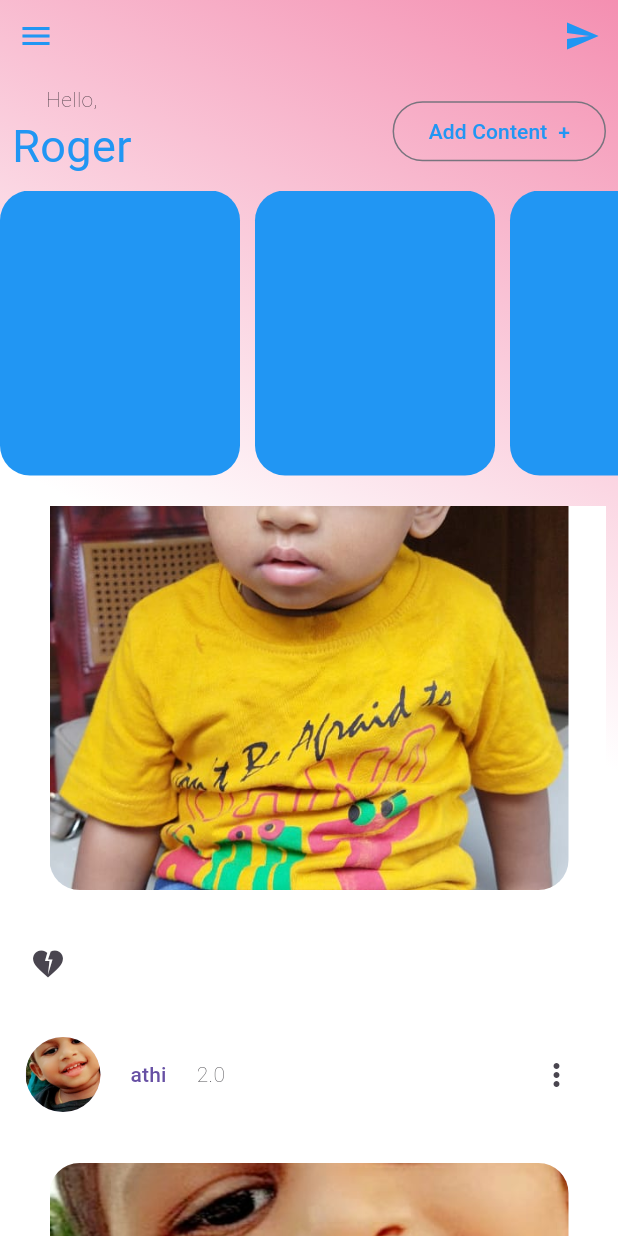
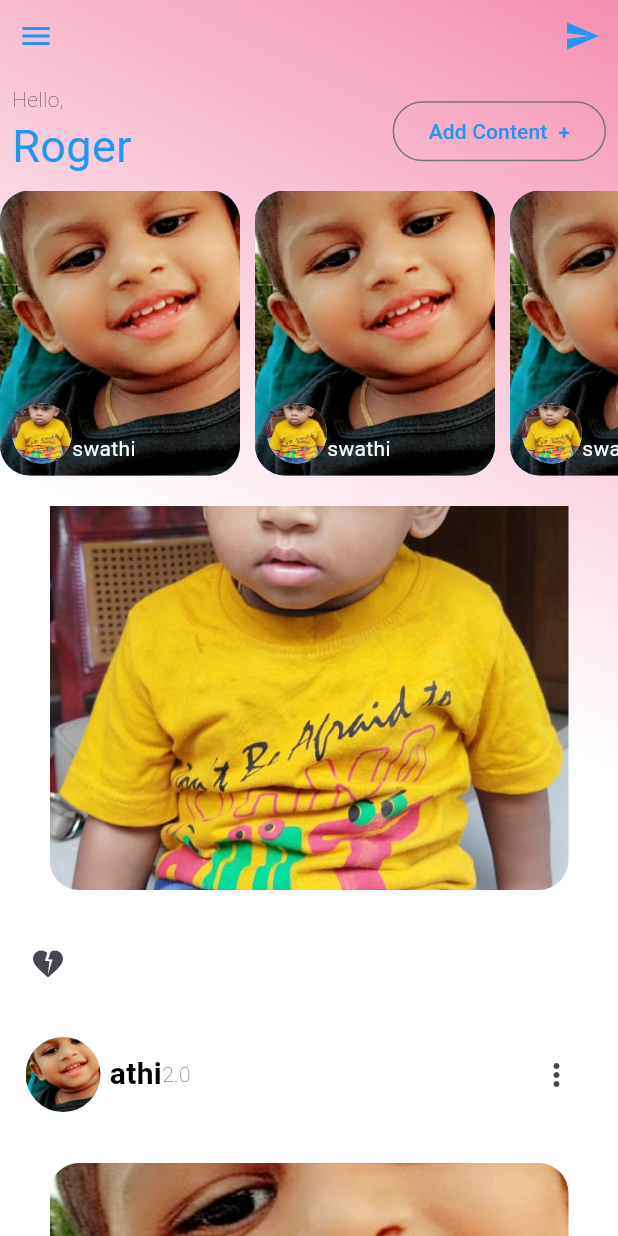
Before and after one commit to Swathi-krishna123/flutter-task1, a Flutter app: the screen it shows after launch, scrolled down 576 dp, on a phone screen of 412 x 824 dp. Run offline on Flutter 3.47's test engine with Material 3 defaults, Android fonts, the phone set to English and light mode, and no system bars.

Commit message:
storytile add

```diff
--- a/lib/main.dart
+++ b/lib/main.dart
@@ -1,6 +1,8 @@
 import 'package:flutter/material.dart';
 import 'package:flutter_task1/data.dart';
+import 'package:flutter_task1/storydata.dart';
 import 'package:flutter_task1/widgets/postile.dart';
+import 'package:flutter_task1/widgets/storytile.dart';
 
 void main() {
   runApp(const MyApp());
@@ -25,6 +27,7 @@ class HomeScreen extends StatelessWidget {
   @override
   Widget build(BuildContext context) {
     Data data=Data();
+    StoryData dataas=StoryData();
     return Scaffold(
       body: Container(
         height: MediaQuery.of(context).size.height,
@@ -56,10 +59,11 @@ class HomeScreen extends StatelessWidget {
             ),
             SafeArea(
               child: Padding(
-                padding: EdgeInsets.all(8.0),
+                padding: const EdgeInsets.all(8.0),
                 child: Row(
                   children: [
-                    Column(
+                    const Column(
+                      crossAxisAlignment: CrossAxisAlignment.start,
                       children: [
                         Text(
                           "Hello,",
@@ -69,12 +73,13 @@ class HomeScreen extends StatelessWidget {
                             style: TextStyle(color: Colors.blue, fontSize: 30)),
                       ],
                     ),
-                    Spacer(),
+
+                    const Spacer(),
                     OutlinedButton(
                         onPressed: () {},
                         child: const Text(
                           "Add Content  +",
-                          style: TextStyle(color: Colors.blue),
+                          style: TextStyle(color:  Colors.blue),
                         )),
                   ],
                 ),
@@ -86,21 +91,15 @@ class HomeScreen extends StatelessWidget {
               child: Expanded(
                 child: ListView.separated(
                   scrollDirection: Axis.horizontal,
-                  itemCount: 50,
-                  separatorBuilder: (context, index) => SizedBox(width: 10),
+                  itemCount: dataas.items.length,
+                  separatorBuilder: (context, index) => const SizedBox(width: 10),
                   itemBuilder: (context, index) {
-                    return Container(
-                      height: 5,
-                      width: 160,
-                      decoration: BoxDecoration(
-                          color: Colors.blue,
-                          borderRadius: BorderRadius.circular(20)),
-                    );
+                    return Storytile(image: dataas.items[index]["image"], time: dataas.items[index]["time"],name: dataas.items[index]["name"],proimg: dataas.items[index]["proimg"],);
                   },
                 ),
               ),
             ),
-            SizedBox(height: 20),
+            const SizedBox(height: 20),
             Expanded(
               child: ListView.separated(
                 scrollDirection: Axis.vertical,
--- /dev/null
+++ b/lib/storydata.dart
@@ -0,0 +1,9 @@
+class StoryData{
+  List<Map<String,dynamic>>items=[
+    {"name":"swathi","time":"12.00","image":"assets/IMG-20230227-WA0000.jpg","proimg":"assets/IMG-20221021-WA0002.jpg"},
+    {"name":"swathi","time":"12.00","image":"assets/IMG-20230227-WA0000.jpg","proimg":"assets/IMG-20221021-WA0002.jpg"},
+    {"name":"swathi","time":"12.00","image":"assets/IMG-20230227-WA0000.jpg","proimg":"assets/IMG-20221021-WA0002.jpg"},
+    {"name":"swathi","time":"12.00","image":"assets/IMG-20230227-WA0000.jpg","proimg":"assets/IMG-20221021-WA0002.jpg"},
+    {"name":"swathi","time":"12.00","image":"assets/IMG-20230227-WA0000.jpg","proimg":"assets/IMG-20221021-WA0002.jpg"},
+  ];
+}
--- a/lib/widgets/postile.dart
+++ b/lib/widgets/postile.dart
@@ -21,7 +21,7 @@ class Postile extends StatelessWidget {
         // height: 350,
         width: MediaQuery.of(context).size.width,
         decoration: BoxDecoration(
-          color: Colors.white,
+          // color: Colors.white,
           borderRadius: BorderRadius.circular(20),
         ),
         child: Column(
@@ -34,8 +34,12 @@ class Postile extends StatelessWidget {
                     backgroundImage: AssetImage(profileimg),
                     radius: 25,
                   ),
-                  const SizedBox(),
-                  TextButton(onPressed: () {}, child: Text(username)),
+                  const SizedBox(width: 6),
+                  Text(username,
+                      style: const TextStyle(
+                          color: Colors.black,
+                          fontWeight: FontWeight.bold,
+                          fontSize: 20)),
                   Text(
                     time,
                     style: const TextStyle(fontWeight: FontWeight.w100),
@@ -52,12 +56,11 @@ class Postile extends StatelessWidget {
                   height: MediaQuery.of(context).size.height / 3,
                   width: MediaQuery.of(context).size.width,
                   decoration: BoxDecoration(
-                    image: DecorationImage(
-                      image: AssetImage(postimg),
-                      fit: BoxFit.cover,
-                    ),
-                    borderRadius: BorderRadius.circular(20)
-                  ),
+                      image: DecorationImage(
+                        image: AssetImage(postimg),
+                        fit: BoxFit.cover,
+                      ),
+                      borderRadius: BorderRadius.circular(20)),
                 )),
             Row(
               children: [
--- /dev/null
+++ b/lib/widgets/storytile.dart
@@ -0,0 +1,38 @@
+import 'package:flutter/material.dart';
+import 'package:flutter_task1/storydata.dart';
+
+// ignore: must_be_immutable
+class Storytile extends StatelessWidget {
+  StoryData dataas = StoryData();
+  final String name;
+  final String time;
+  final String image;
+  final String proimg;
+  Storytile(
+      {required this.name,
+      required this.time,
+      required this.image,
+      required this.proimg,
+      super.key});
+
+  @override
+  Widget build(BuildContext context) {
+    return Container(
+      height: 5,
+      width: 160,
+      decoration: BoxDecoration(image: DecorationImage(image: AssetImage(image),fit: BoxFit.cover),
+          color: Colors.blue, borderRadius: BorderRadius.circular(20)),
+      child: Padding(
+        padding: const EdgeInsets.all(8.0),
+        child: Row(crossAxisAlignment: CrossAxisAlignment.end, children: [
+          CircleAvatar(
+            radius: 20,
+            backgroundImage: AssetImage(proimg),
+          ),
+          Text(name,style:const  TextStyle(color: Colors.white),),
+
+        ]),
+      ),
+    );
+  }
+}
```
